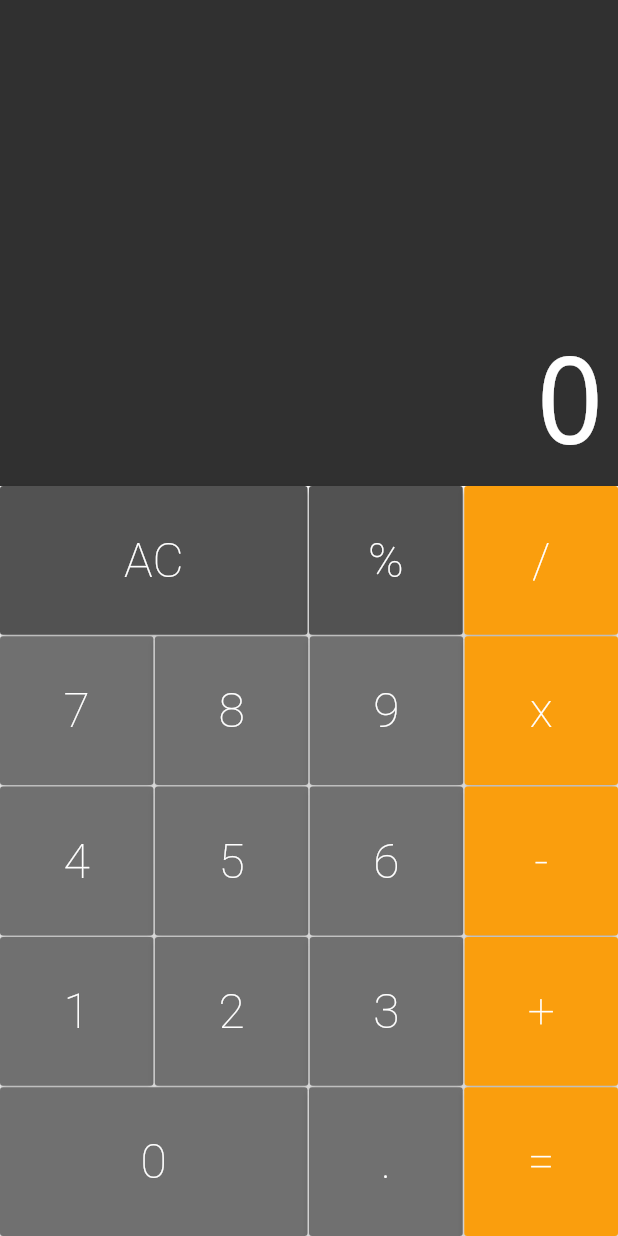
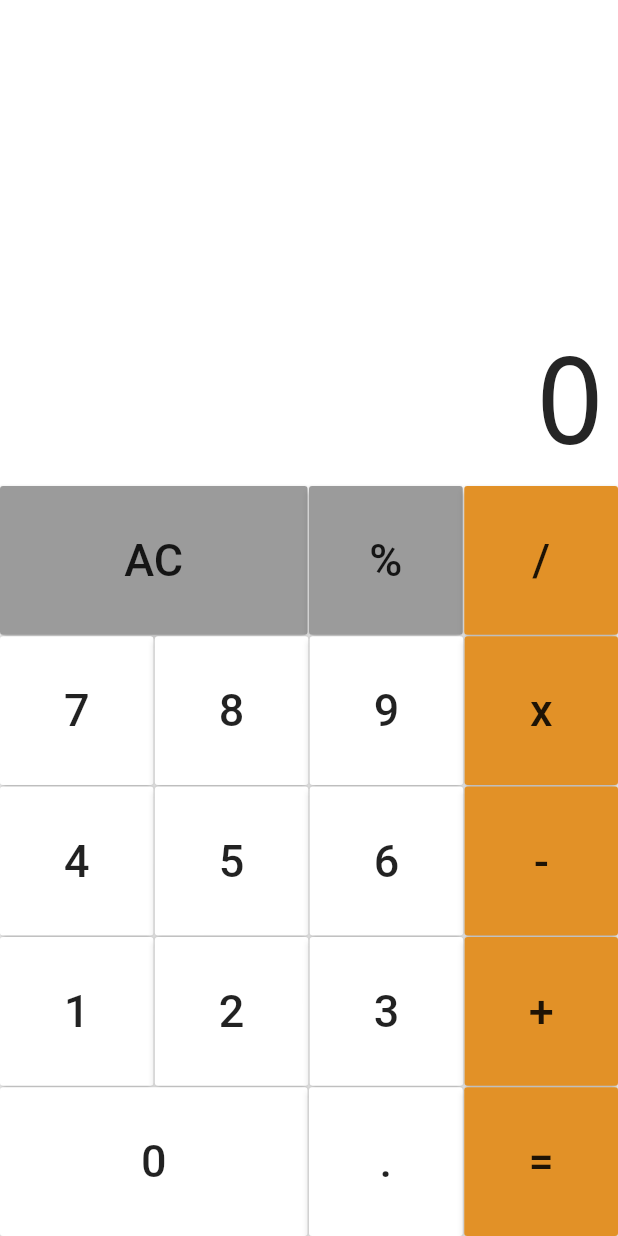
Before and after one commit to jahanzaib7/Calculator-app, a Flutter app: the screen it shows after launch, on a phone screen of 412 x 824 dp. Run offline on Flutter 3.47's test engine with Material 2 defaults, Android fonts, the phone set to English and light mode, and no system bars; drawn by our look-alikes of auto_size_text.

Commit message:
initial commit

```diff
--- a/lib/components/button.dart
+++ b/lib/components/button.dart
@@ -1,9 +1,9 @@
 import 'package:flutter/material.dart';
 
 class Button extends StatelessWidget {
-  static const DARK = Color.fromRGBO(82, 82, 82, 1);
-  static const DEFAULT = Color.fromRGBO(112, 112, 112, 1);
-  static const OPERATION = Color.fromRGBO(250, 158, 13, 1);
+  static const DARK = Color.fromARGB(255, 155, 155, 155);
+  static const DEFAULT = Color.fromARGB(255, 255, 255, 255);
+  static const OPERATION = Color.fromARGB(255, 226, 145, 39);
 
   final String text;
   final bool big;
@@ -40,9 +40,9 @@ class Button extends StatelessWidget {
         child: Text(
           text,
           style: TextStyle(
-            color: Colors.white,
-            fontSize: 32,
-            fontWeight: FontWeight.w200,
+            color: Colors.black87,
+            fontSize: 30,
+            fontWeight: FontWeight.w500,
           ),
         ),
         onPressed: () => cb(text),
--- a/lib/components/display.dart
+++ b/lib/components/display.dart
@@ -10,7 +10,7 @@ class Display extends StatelessWidget {
     return Expanded(
       flex: 1,
       child: Container(
-        color: Color.fromRGBO(48, 48, 48, 1),
+        color: Color.fromARGB(255, 255, 255, 255),
         child: Column(
           mainAxisAlignment: MainAxisAlignment.end,
           crossAxisAlignment: CrossAxisAlignment.stretch,
@@ -27,7 +27,7 @@ class Display extends StatelessWidget {
                   fontWeight: FontWeight.w100,
                   decoration: TextDecoration.none,
                   fontSize: 80,
-                  color: Colors.white,
+                  color: Color.fromARGB(255, 37, 37, 37),
                 ),
               ),
             ),
--- a/lib/screens/calculator.dart
+++ b/lib/screens/calculator.dart
@@ -2,8 +2,8 @@ import 'package:calculator/models/memory.dart';
 import 'package:flutter/material.dart';
 import 'package:flutter/services.dart';
 import '../components/display.dart';
+
 import '../components/keyboard.dart';
-
 
 class Calculator extends StatefulWidget {
   @override
@@ -21,9 +21,7 @@ class _CalculatorState extends State<Calculator> {
 
   @override
   Widget build(BuildContext context) {
-    SystemChrome.setPreferredOrientations([
-      DeviceOrientation.portraitUp
-    ]);
+    SystemChrome.setPreferredOrientations([DeviceOrientation.portraitUp]);
     return MaterialApp(
       debugShowCheckedModeBanner: false,
       home: Column(
```
Also changed, not shown: lib/main.dart (line endings or trailing spaces), 2 other files.
